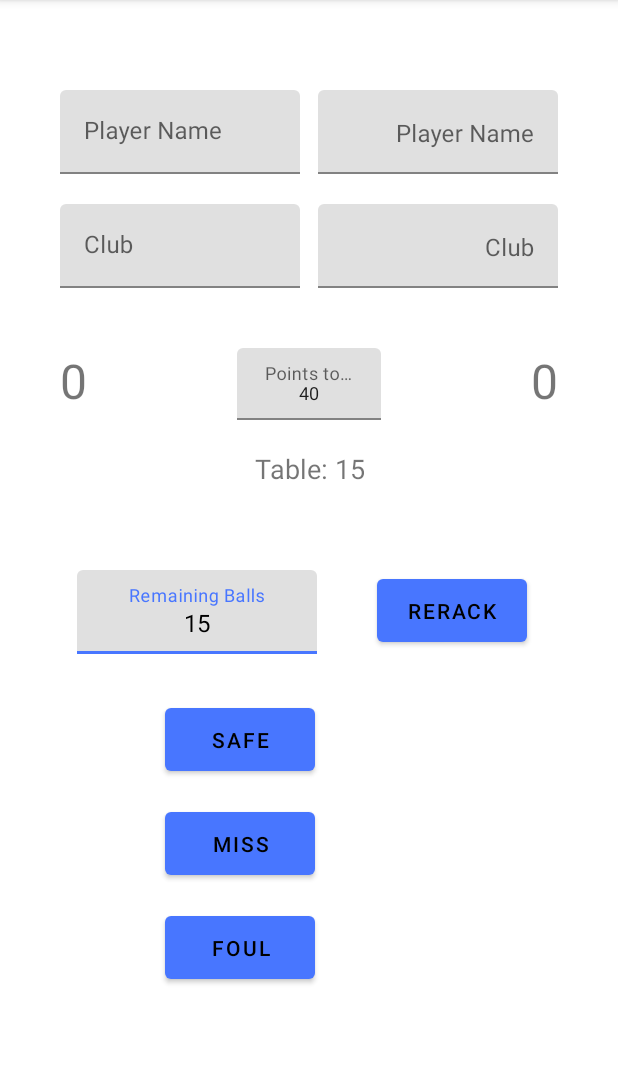
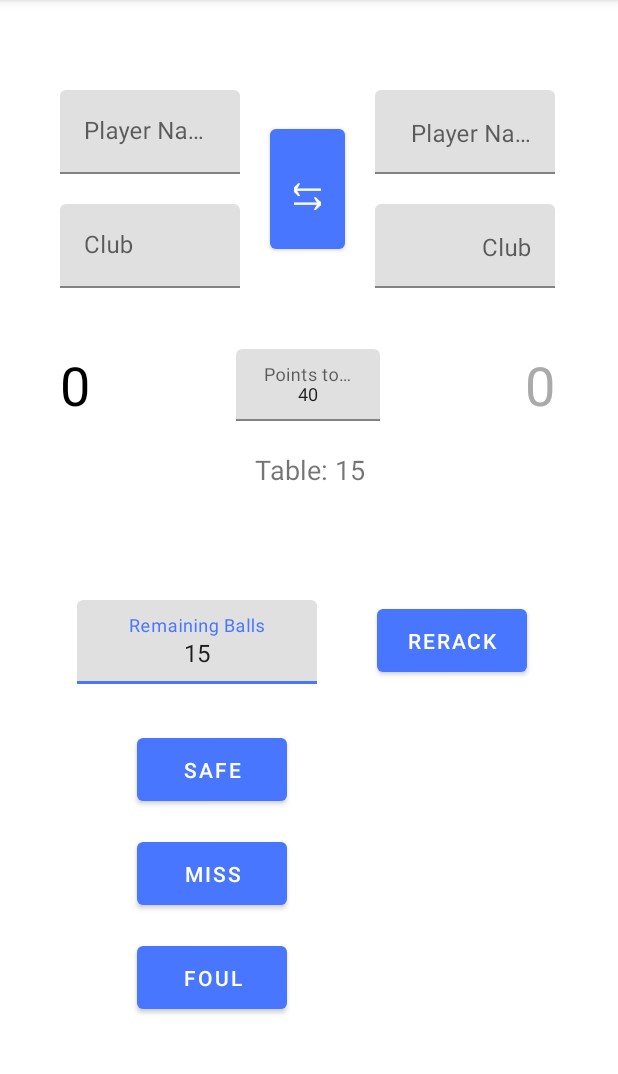
Before and after one commit to Dacid99/PocketTRacker, an Android app built with Jetpack Compose: the screen it shows after launch (MainActivity), on a phone screen of 412 x 824 dp, the part 84-1158 px from its top. Run offline under Robolectric (Android 15) with nearby library versions, the phone set to English and light mode, and no system bars.

Commit message:
more freedom after game finished added newGame button added gold color and focus for scoreText some reorganizing of UImethods started swapPlayers, still bugging

```diff
--- a/app/src/main/java/org/sbv/straightpoolcounter/MainActivity.java
+++ b/app/src/main/java/org/sbv/straightpoolcounter/MainActivity.java
@@ -4,6 +4,7 @@ import android.graphics.Color;
 import android.os.Bundle;
 import android.text.Editable;
 import android.text.TextWatcher;
+import android.util.TypedValue;
 import android.view.View;
 import android.widget.TextView;
 
@@ -25,24 +26,13 @@ public class MainActivity extends AppCompatActivity {
     private TextView player1ScoreView, player2ScoreView, ballNumberView;
     private TextInputLayout player1NameLayout, player2NameLayout, player1ClubLayout, player2ClubLayout, newBallNumberLayout, winningPointsLayout;
     private TextInputEditText player1NameInput, player2NameInput, player1ClubInput, player2ClubInput, newBallNumberInput, winningPointsInput;
-    private MaterialButton foulButton, missButton, safeButton, rerackButton, redoButton, undoButton;
+    private MaterialButton foulButton, missButton, safeButton, rerackButton, redoButton, undoButton, newGameButton, swapPlayersButton;
     private int winnerPoints;
 
     @Override
     protected void onCreate(Bundle savedInstanceState) {
         super.onCreate(savedInstanceState);
         setContentView(R.layout.activity_main);
-
-        player1 = new Player();
-        player2 = new Player();
-
-        turnPlayer = player1;
-
-        table = new PoolTable();
-
-        scoreSheet = new ScoreSheet(table, player1, player2);
-
-        winnerPoints = 40; //default value
 
         player1ScoreView = findViewById(R.id.player1Score);
         player2ScoreView = findViewById(R.id.player2Score);
@@ -59,7 +49,6 @@ public class MainActivity extends AppCompatActivity {
         player2ClubLayout= findViewById(R.id.player2ClubLayout);
         player2ClubInput = findViewById(R.id.player2Club);
 
-
         ballNumberView = findViewById(R.id.ballNumber);
 
         newBallNumberLayout = findViewById(R.id.newBallNumberLayout);
@@ -68,6 +57,7 @@ public class MainActivity extends AppCompatActivity {
         winningPointsLayout = findViewById(R.id.winningPointsLayout);
         winningPointsInput = findViewById(R.id.winningPointsInput);
 
+        winnerPoints = 40; //default value
         winningPointsInput.setText(getString(R.string.winnerPoints_format, winnerPoints));
 
         missButton = findViewById(R.id.missButton);
@@ -76,9 +66,10 @@ public class MainActivity extends AppCompatActivity {
         rerackButton = findViewById(R.id.rerackButton);
         undoButton = findViewById(R.id.undoButton);
         redoButton = findViewById(R.id.redoButton);
+        newGameButton = findViewById(R.id.newGame);
+        swapPlayersButton = findViewById(R.id.swapPlayers);
 
-        ballNumberView.setText(getString(R.string.ball_number_format, table.getNumberOfBalls()));
-
+        newGame();
 
         player1NameInput.addTextChangedListener(new TextWatcher() {
             @Override
@@ -91,7 +82,7 @@ public class MainActivity extends AppCompatActivity {
                 String newName = s.toString();
                 if (!newName.equals( player1NameInput.getText().toString() ) ) {
                     player1.setName(newName);
-                    updateNameUI();
+                    updatePlayerUI();
                 }
             }
 
@@ -112,7 +103,7 @@ public class MainActivity extends AppCompatActivity {
                 String newName = s.toString();
                 if (!newName.equals( player2NameInput.getText().toString() ) ) {
                     player2.setName(newName);
-                    updateNameUI();
+                    updatePlayerUI();
                 }
             }
 
@@ -161,8 +152,9 @@ public class MainActivity extends AppCompatActivity {
                 String newText = s.toString();
                 if ( NumberUtils.isParsable(newText)) {
                     int newWinnerPoints = Integer.parseInt(newText);
-                    if (newWinnerPoints != winnerPoints && newWinnerPoints >1){
+                    if (newWinnerPoints != winnerPoints && newWinnerPoints >= 1){
                         winnerPoints = newWinnerPoints;
+                        updateWinner();
                     }
                 }
             }
@@ -248,10 +240,21 @@ public class MainActivity extends AppCompatActivity {
             }
         });
 
-        updateScoreUI();
-        updateNameUI();
-        updateClubUI();
-        updateFocusUI();
+        newGameButton.setOnClickListener(new View.OnClickListener() {
+            @Override
+            public void onClick(View v) {
+                newGame();
+                newGameButton.setVisibility(View.INVISIBLE);
+            }
+        });
+
+        swapPlayersButton.setOnClickListener(new View.OnClickListener() {
+            @Override
+            public void onClick(View v) {
+                player1.swapNameAndClubWith(player2);
+                updatePlayerUI();
+            }
+        });
     }
 
     private void updateScoreUI() {
@@ -270,18 +273,12 @@ public class MainActivity extends AppCompatActivity {
         }else {
             undoButton.setVisibility(View.VISIBLE);
         }
-        winningPointsInput.setClickable(scoreSheet.turn() == 0);
-        winningPointsInput.setFocusable(scoreSheet.turn() == 0);
-        winningPointsInput.setEnabled(scoreSheet.turn() == 0);
 
-        if (player1.getScore() >= winnerPoints){
-            player1NameInput.setBackgroundColor(getResources().getColor(R.color.gold));
-            player1ClubInput.setBackgroundColor(getResources().getColor(R.color.gold));
-        }else if (player2.getScore() >= winnerPoints){
-            player2NameInput.setBackgroundColor(getResources().getColor(R.color.gold));
-            player2ClubInput.setBackgroundColor(getResources().getColor(R.color.gold));
-        }
-        setButtonsStatus( (player1.getScore() < winnerPoints) && (player2.getScore() < winnerPoints) );
+        //winningPointsInput.setClickable(scoreSheet.turn() == 0);
+        //winningPointsInput.setFocusable(scoreSheet.turn() == 0);
+        //winningPointsInput.setEnabled(scoreSheet.turn() == 0);
+        //setButtonsStatus( (player1.getScore() < winnerPoints) && (player2.getScore() < winnerPoints) );
+        updateWinner();
     }
 
     private void setButtonsStatus(boolean toggle){
@@ -291,16 +288,13 @@ public class MainActivity extends AppCompatActivity {
         rerackButton.setClickable(toggle);
     }
 
-    private void updateNameUI(){
+    private void updatePlayerUI(){
         player1NameInput.setText(getString(R.string.player_name_format, player1.getName()));
         player2NameInput.setText(getString(R.string.player_name_format, player2.getName()));
-    }
-
-
-    private void updateClubUI(){
         player1ClubInput.setText(getString(R.string.player_club_format, player1.getClub()));
         player2ClubInput.setText(getString(R.string.player_club_format, player2.getClub()));
     }
+
 
 
     private void newTurn(String reason){
@@ -310,29 +304,68 @@ public class MainActivity extends AppCompatActivity {
         updateScoreUI();
     }
 
+    private void newGame(){
+        player1 = new Player();
+        player2 = new Player();
+
+        turnPlayer = player1;
+
+        table = new PoolTable();
+
+        scoreSheet = new ScoreSheet(table, player1, player2);
+
+        updateScoreUI();
+        updatePlayerUI();
+        updateFocus();
+    }
+
     private void switchTurnPlayer(){
         if (turnPlayer == player1) {
             turnPlayer = player2;
         }else {
             turnPlayer = player1;
         }
-        updateFocusUI();
+        updateFocus();
     }
 
-    private void updateFocusUI(){
+    private void updateFocus(){
         if (turnPlayer == player1) {
             player1NameInput.setBackgroundColor(Color.GREEN);
             player1ClubInput.setBackgroundColor(Color.GREEN);
+            player1ScoreView.setEnabled(true);
             player2NameInput.setBackgroundColor(Color.LTGRAY);
             player2ClubInput.setBackgroundColor(Color.LTGRAY);
+            player2ScoreView.setEnabled(false);
 
         }else {
             player1NameInput.setBackgroundColor(Color.LTGRAY);
             player1ClubInput.setBackgroundColor(Color.LTGRAY);
+            player1ScoreView.setEnabled(false);
             player2NameInput.setBackgroundColor(Color.GREEN);
             player2ClubInput.setBackgroundColor(Color.GREEN);
+            player2ScoreView.setEnabled(true);
         }
     }
+
+    private void updateWinner(){
+        if (player1.getScore() >= winnerPoints){
+            player1NameInput.setBackgroundColor(getResources().getColor(R.color.gold));
+            player1ClubInput.setBackgroundColor(getResources().getColor(R.color.gold));
+            player1ScoreView.setTextColor(getResources().getColor(R.color.gold));
+            newGameButton.setVisibility(View.VISIBLE);
+        }else if (player2.getScore() >= winnerPoints){
+            player2NameInput.setBackgroundColor(getResources().getColor(R.color.gold));
+            player2ClubInput.setBackgroundColor(getResources().getColor(R.color.gold));
+            player2ScoreView.setTextColor(getResources().getColor(R.color.gold));
+            newGameButton.setVisibility(View.VISIBLE);
+        } else {
+            //input backgrounds will be ungoldened by updateFocus
+            player1ScoreView.setTextColor(getResources().getColorStateList(R.color.text_color_selector));
+            player2ScoreView.setTextColor(getResources().getColorStateList(R.color.text_color_selector));
+            newGameButton.setVisibility(View.INVISIBLE);
+        }
+    }
+
 
     private int calculatePoints(){
         String newNumberOfBallsString = Objects.requireNonNull(newBallNumberInput.getText()).toString();
--- a/app/src/main/java/org/sbv/straightpoolcounter/Player.java
+++ b/app/src/main/java/org/sbv/straightpoolcounter/Player.java
@@ -1,4 +1,6 @@
 package org.sbv.straightpoolcounter;
+
+import androidx.annotation.NonNull;
 
 public class Player {
     private String name = "";
@@ -48,4 +50,17 @@ public class Player {
         this.score = score;
     }
 
+    public void swapNameAndClubWith(@NonNull Player otherPlayer){
+        String nameBackup = otherPlayer.getName();
+        String clubBackup = otherPlayer.getClub();
+
+        otherPlayer.setName(this.name);
+        otherPlayer.setClub(this.club);
+
+        this.name = nameBackup;
+        this.club = clubBackup;
+
+        System.out.println(this.name + this.club + otherPlayer.getName() + otherPlayer.getClub());
+    }
+
 }
--- a/app/src/main/java/org/sbv/straightpoolcounter/ScoreSheet.java
+++ b/app/src/main/java/org/sbv/straightpoolcounter/ScoreSheet.java
@@ -28,7 +28,6 @@ public class ScoreSheet {
         this.trackedPlayer2 = player2;
         //enter starting values
         update();
-        System.out.println(isHealthy());
     }
 
     public void update(){
--- /dev/null
+++ b/app/src/main/res/color/text_color_selector.xml
@@ -0,0 +1,5 @@
+<?xml version="1.0" encoding="utf-8"?>
+<selector xmlns:android="http://schemas.android.com/apk/res/android">
+    <item android:state_enabled="false" android:color="@android:color/darker_gray"/> <!-- Color when disabled -->
+    <item android:state_enabled="true" android:color="@android:color/black"/>
+</selector>
--- a/app/src/main/res/layout/activity_main.xml
+++ b/app/src/main/res/layout/activity_main.xml
@@ -11,9 +11,9 @@
         android:layout_width="100dp"
         android:layout_height="wrap_content"
         android:layout_marginTop="40dp"
-        android:shadowColor="@color/black"
         android:text="@string/player_score_format"
-        android:textSize="32sp"
+        android:textSize="36sp"
+        android:textColor="@color/text_color_selector"
         app:layout_constraintStart_toStartOf="@+id/player1ClubLayout"
         app:layout_constraintTop_toBottomOf="@+id/player1ClubLayout" />
 
@@ -23,9 +23,10 @@
         android:layout_height="wrap_content"
         android:layout_marginTop="40dp"
         android:gravity="right"
-        android:shadowColor="@color/black"
         android:text="@string/player_score_format"
-        android:textSize="32sp"
+        android:textSize="36sp"
+        android:textColor="@color/text_color_selector"
+        app:layout_constraintBottom_toBottomOf="@+id/player1Score"
         app:layout_constraintEnd_toEndOf="@+id/player2ClubLayout"
         app:layout_constraintTop_toBottomOf="@+id/player2ClubLayout" />
 
@@ -51,10 +52,10 @@
         android:id="@+id/safeButton"
         android:layout_width="100dp"
         android:layout_height="54dp"
-        android:layout_marginStart="110dp"
         android:layout_marginTop="30dp"
+        android:layout_marginEnd="20dp"
         android:text="@string/safe_string"
-        app:layout_constraintStart_toStartOf="parent"
+        app:layout_constraintEnd_toEndOf="@+id/newBallNumberLayout"
         app:layout_constraintTop_toBottomOf="@+id/newBallNumberLayout" />
 
     <com.google.android.material.button.MaterialButton
@@ -70,7 +71,7 @@
         android:id="@+id/undoButton"
         android:layout_width="100dp"
         android:layout_height="54dp"
-        android:layout_marginStart="60dp"
+        android:layout_marginStart="75dp"
         android:layout_marginTop="62dp"
         android:text="@string/undo_string"
         app:layout_constraintStart_toEndOf="@+id/missButton"
@@ -80,10 +81,9 @@
         android:id="@+id/redoButton"
         android:layout_width="100dp"
         android:layout_height="54dp"
-        android:layout_marginStart="60dp"
         android:layout_marginTop="15dp"
         android:text="@string/redo_string"
-        app:layout_constraintStart_toEndOf="@+id/foulButton"
+        app:layout_constraintEnd_toEndOf="@+id/undoButton"
         app:layout_constraintTop_toBottomOf="@+id/undoButton" />
 
     <com.google.android.material.textview.MaterialTextView
@@ -105,7 +105,7 @@
         android:layout_width="160dp"
         android:layout_height="wrap_content"
         android:layout_marginStart="30dp"
-        android:layout_marginTop="380dp"
+        android:layout_marginTop="400dp"
         android:layout_marginEnd="180dp"
         app:layout_constraintEnd_toEndOf="parent"
         app:layout_constraintStart_toStartOf="parent"
@@ -127,6 +127,7 @@
         android:layout_height="48dp"
         android:layout_marginTop="40dp"
         android:hint="@string/winnerPoints_hint_format"
+        app:layout_constraintBottom_toBottomOf="@+id/player1Score"
         app:layout_constraintEnd_toStartOf="@+id/player2Score"
         app:layout_constraintStart_toEndOf="@+id/player1Score"
         app:layout_constraintTop_toBottomOf="@+id/player1ClubLayout">
@@ -135,17 +136,17 @@
             android:id="@+id/winningPointsInput"
             android:layout_width="match_parent"
             android:layout_height="match_parent"
-            tools:layout_editor_absoluteX="141dp"
-            tools:layout_editor_absoluteY="589dp"
             android:gravity="center"
             android:textSize="12sp"
-            app:hintEnabled="true" />
+            app:hintEnabled="true"
+            tools:layout_editor_absoluteX="141dp"
+            tools:layout_editor_absoluteY="589dp" />
 
     </com.google.android.material.textfield.TextInputLayout>
 
     <com.google.android.material.textfield.TextInputLayout
         android:id="@+id/player1NameLayout"
-        android:layout_width="160dp"
+        android:layout_width="120dp"
         android:layout_height="wrap_content"
         android:layout_marginStart="40dp"
         android:layout_marginTop="60dp"
@@ -163,12 +164,11 @@
 
     <com.google.android.material.textfield.TextInputLayout
         android:id="@+id/player2NameLayout"
-        android:layout_width="160dp"
+        android:layout_width="120dp"
         android:layout_height="wrap_content"
-        android:layout_marginTop="60dp"
-        android:layout_marginEnd="40dp"
-        app:layout_constraintEnd_toEndOf="parent"
-        app:layout_constraintTop_toTopOf="parent">
+        android:layout_marginStart="90dp"
+        app:layout_constraintStart_toEndOf="@+id/player1NameLayout"
+        app:layout_constraintTop_toTopOf="@+id/player1NameLayout">
 
         <com.google.android.material.textfield.TextInputEditText
             android:id="@+id/player2Name"
@@ -215,4 +215,31 @@
             app:hintEnabled="true" />
     </com.google.android.material.textfield.TextInputLayout>
 
+    <com.google.android.material.button.MaterialButton
+        android:id="@+id/newGame"
+        android:layout_width="wrap_content"
+        android:layout_height="wrap_content"
+        android:layout_marginTop="10dp"
+        android:text="@string/newGame_string"
+        android:visibility="invisible"
+        app:layout_constraintEnd_toEndOf="@+id/ballNumber"
+        app:layout_constraintStart_toStartOf="@+id/ballNumber"
+        app:layout_constraintTop_toBottomOf="@+id/ballNumber" />
+
+    <com.google.android.material.button.MaterialButton
+        android:id="@+id/swapPlayers"
+        android:layout_width="0dp"
+        android:layout_height="0dp"
+        android:layout_marginStart="20dp"
+        android:layout_marginTop="20dp"
+        android:layout_marginEnd="20dp"
+        android:layout_marginBottom="20dp"
+        android:text="@string/swap_string"
+        android:textSize="36sp"
+        app:layout_constraintBottom_toBottomOf="@+id/player1ClubLayout"
+        app:layout_constraintEnd_toStartOf="@+id/player2NameLayout"
+        app:layout_constraintHorizontal_bias="0.514"
+        app:layout_constraintStart_toEndOf="@+id/player1NameLayout"
+        app:layout_constraintTop_toTopOf="@+id/player1NameLayout" />
+
 </androidx.constraintlayout.widget.ConstraintLayout>
--- a/app/src/main/res/values/colors.xml
+++ b/app/src/main/res/values/colors.xml
@@ -8,7 +8,7 @@
     <color name="black">#FF000000</color>
     <color name="white">#FFFFFFFF</color>
     <color name="red">#FF0000</color>
-    <color name="green">#32CD32</color>
+    <color name="green">#8AFFB3</color>
     <color name="gold">#FFD700</color>
     <color name="royalblue">#4169e1</color>
     <color name="royalblue1">#4876ff</color>
@@ -16,6 +16,7 @@
     <color name="chocolate2">#ee7621</color>
     <color name="darkred">#8B0000</color>
     <color name="chocolate4">#8b4513</color>
+    <color name="score_color">@color/text_color_selector</color>
 
 
 </resources>
--- a/app/src/main/res/values/strings.xml
+++ b/app/src/main/res/values/strings.xml
@@ -18,6 +18,8 @@
     <string name="miss_string">Miss</string>
     <string name="undo_string">Undo \u21B6</string>
     <string name="redo_string">Redo \u21B7</string>
+    <string name="newGame_string">New Game</string>
+    <string name="swap_string">\u21C6</string>
 
 
 </resources>
--- a/app/src/main/res/values/themes.xml
+++ b/app/src/main/res/values/themes.xml
@@ -4,7 +4,7 @@
         <!-- Primary brand color. -->
         <item name="colorPrimary">@color/royalblue1</item>
         <item name="colorPrimaryVariant">@color/royalblue</item>
-        <item name="colorOnPrimary">@color/black</item>
+        <item name="colorOnPrimary">@color/white</item>
         <!-- Secondary brand color. -->
         <item name="colorSecondary">@color/chocolate</item>
         <item name="colorSecondaryVariant">@color/chocolate2</item>
@@ -12,4 +12,5 @@
         <!-- Status bar color. -->
         <item name="android:statusBarColor">@color/chocolate4</item>
     </style>
+
 </resources>
```
Also changed, not shown: 1 other file.
